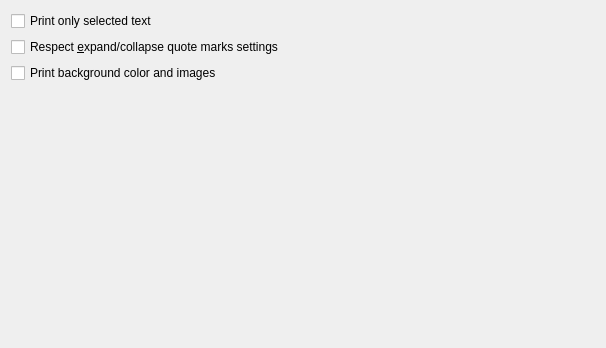
Old version of the form messageviewer/src/ui/printingsettings.ui in the repository KDE/messagelib.
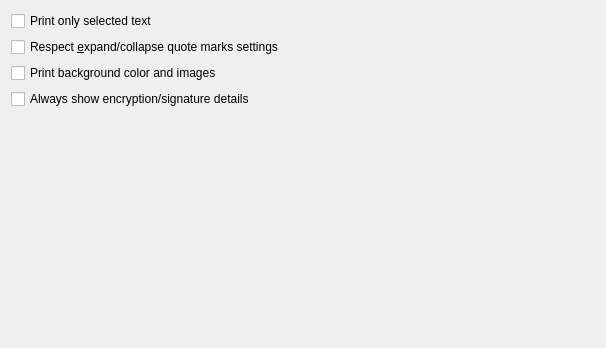
New version of the form.

Commit message: Add feature for showing all the time encryption/signature details

Patch:
```diff
--- a/messageviewer/src/ui/printingsettings.ui
+++ b/messageviewer/src/ui/printingsettings.ui
@@ -32,6 +32,13 @@
      </property>
     </widget>
    </item>
+   <item>
+    <widget class="QCheckBox" name="alwaysShowEncryptionSignatureDetail">
+     <property name="text">
+      <string>Always show encryption/signature details</string>
+     </property>
+    </widget>
+   </item>
    <item>
     <spacer name="verticalSpacer">
      <property name="orientation">
```
The commit also changes 3 other files.
